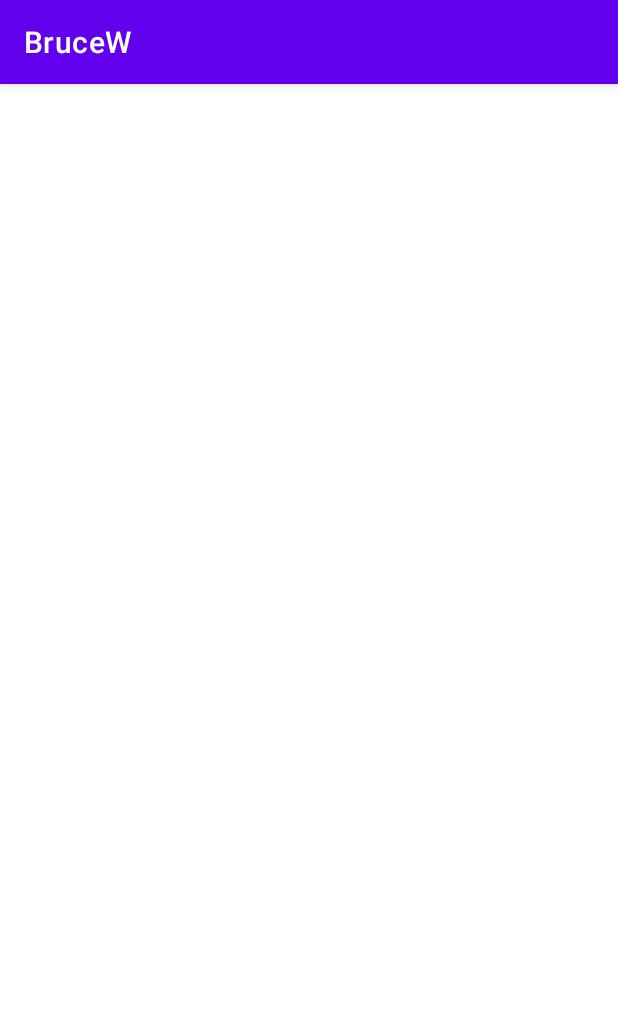
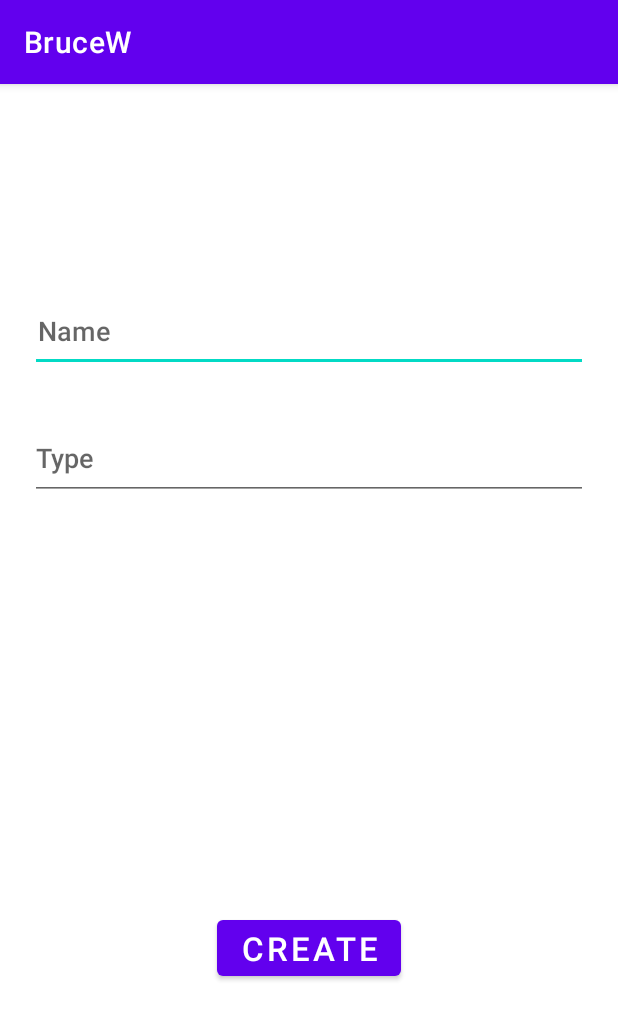
Before and after one commit to ajaygujja/ApiFetch, an Android app: the CreateActivity screen opened directly, with no data from a screen before it, on a phone screen of 412 x 824 dp. Shown: the top 1020 px of the screen. Run offline under Robolectric (Android 15) with nearby library versions, the phone set to English and light mode, and no system bars; network calls fail.

Commit message:
Create Function ADDED

```diff
--- a/app/src/main/AndroidManifest.xml
+++ b/app/src/main/AndroidManifest.xml
@@ -12,7 +12,8 @@
         android:roundIcon="@mipmap/ic_launcher_round"
         android:supportsRtl="true"
         android:theme="@style/Theme.BruceW">
-        <activity android:name=".CreateActivity"></activity>
+        <activity android:name=".SplashScreen"></activity>
+        <activity android:name=".CreateActivity" />
         <activity android:name=".DetailActivity" />
         <activity android:name=".MainActivity">
             <intent-filter>
--- a/app/src/main/java/com/gujja/ajay/brucew/Room/API_Dao.java
+++ b/app/src/main/java/com/gujja/ajay/brucew/Room/API_Dao.java
@@ -6,6 +6,7 @@ import androidx.room.Dao;
 import androidx.room.Delete;
 import androidx.room.Insert;
 import androidx.room.Query;
+import androidx.room.Update;
 
 @Dao
 public interface API_Dao {
@@ -18,4 +19,7 @@ public interface API_Dao {
     @Delete
     void deleteword(API_Data api_data);
 
+    @Update
+    void update(API_Data api_data );
+
 }
--- a/app/src/main/res/layout/activity_create.xml
+++ b/app/src/main/res/layout/activity_create.xml
@@ -1,8 +1,62 @@
 <?xml version="1.0" encoding="utf-8"?>
-<androidx.constraintlayout.widget.ConstraintLayout xmlns:android="http://schemas.android.com/apk/res/android"
+<LinearLayout
+    xmlns:android="http://schemas.android.com/apk/res/android"
     xmlns:tools="http://schemas.android.com/tools"
     android:layout_width="match_parent"
     android:layout_height="match_parent"
+    android:orientation="vertical"
     tools:context=".CreateActivity">
 
-</androidx.constraintlayout.widget.ConstraintLayout>
+    <LinearLayout
+        android:layout_width="match_parent"
+        android:layout_height="0dp"
+        android:layout_weight="1"
+        android:gravity="center"
+        android:orientation="vertical">
+
+        <EditText
+
+            android:id="@+id/Create_name"
+            android:layout_width="match_parent"
+            android:layout_height="55dp"
+            android:hint="Name"
+            android:fontFamily="sans-serif-medium"
+            android:inputType="textPersonName"
+            android:layout_marginEnd="20dp"
+            android:layout_marginStart="20dp"
+            android:padding="5dp"
+            android:layout_marginTop="30dp"
+
+            />
+
+        <EditText
+            android:id="@+id/Create_type"
+            android:layout_width="match_parent"
+            android:layout_height="55dp"
+            android:inputType="text"
+            android:hint="Type"
+            android:textColor="@color/black"
+            android:fontFamily="sans-serif-medium"
+            android:layout_marginEnd="20dp"
+            android:layout_marginStart="20dp"
+            android:layout_marginTop="30dp"
+            />
+
+    </LinearLayout>
+    <LinearLayout
+        android:layout_width="match_parent"
+        android:layout_height="0dp"
+        android:layout_weight="1"
+        android:gravity="center">
+
+        <Button
+            android:id="@+id/create_button"
+            android:layout_width="wrap_content"
+            android:layout_height="wrap_content"
+            android:text="Create"
+            android:textSize="22sp"/>
+
+    </LinearLayout>
+
+
+</LinearLayout>
```
Also changed, not shown: app/src/main/java/com/gujja/ajay/brucew/CreateActivity.java (+62 -0 lines), app/src/main/java/com/gujja/ajay/brucew/DetailActivity.java (+7 -0 lines), app/src/main/java/com/gujja/ajay/brucew/SplashScreen.java (added, +14 -0 lines), app/src/main/res/layout/activity_splash_screen.xml (added, +9 -0 lines).
